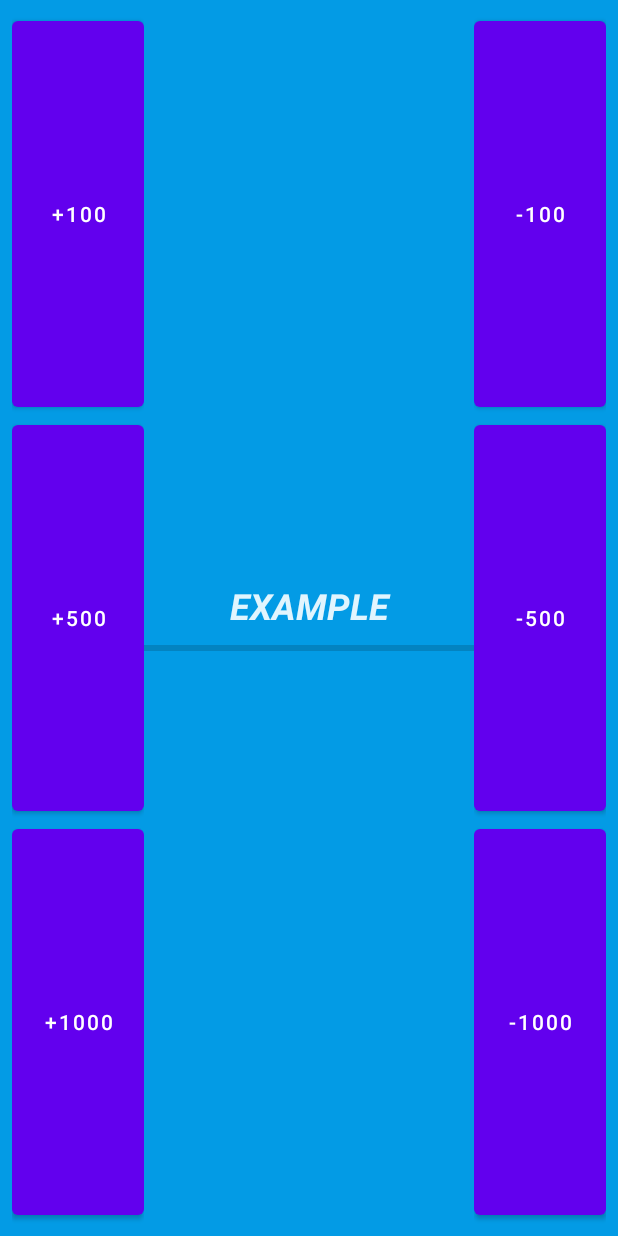
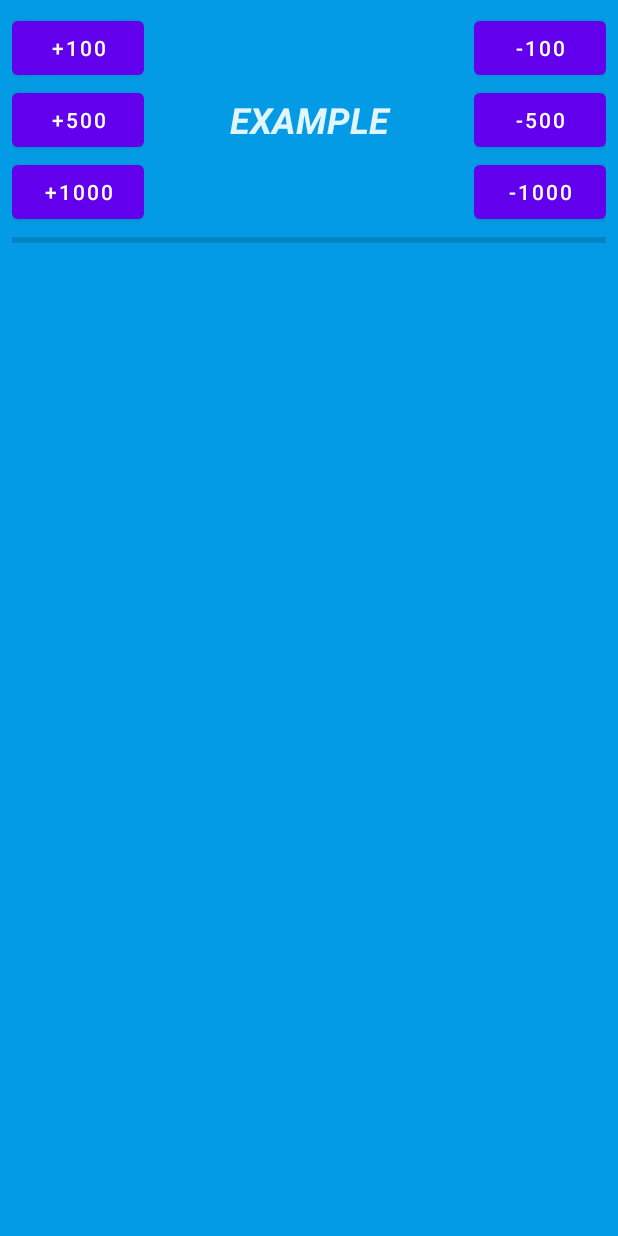
Before and after one commit to DRay6/LifeCounter, an Android app: the layout life_counter_widget.xml on its own in the app's theme, with its tools: preview values and no code run, on a phone screen of 412 x 824 dp. Run offline under Robolectric (Android 15) with nearby library versions, the phone set to English and light mode, and no system bars.

```diff
--- a/app/src/main/java/ch/helsana/lifecounter/LifeCounterWidgetConfigureActivity.java
+++ b/app/src/main/java/ch/helsana/lifecounter/LifeCounterWidgetConfigureActivity.java
@@ -14,6 +14,8 @@ import ch.helsana.lifecounter.databinding.LifeCounterWidgetConfigureBinding;
 /**
  * The configuration screen for the {@link LifeCounterWidget LifeCounterWidget} AppWidget.
  */
+
+//Provider
 public class LifeCounterWidgetConfigureActivity extends Activity {
 
     private static final String PREFS_NAME = "ch.helsana.lifecounter.LifeCounterWidget";
--- a/app/src/main/java/ch/helsana/lifecounter/SendNotification.java
+++ b/app/src/main/java/ch/helsana/lifecounter/SendNotification.java
@@ -30,7 +30,7 @@ public class SendNotification extends Service {
 
 
 
-    @Override
+/*    @Override
     protected void onCreate() {
         super.onCreate();
         setContentView(R.layout.activity_main);
@@ -51,5 +51,5 @@ public class SendNotification extends Service {
                 .setContentText("It's snowing!")
                 .setPriority(NotificationCompat.PRIORITY_DEFAULT);
         notificationManager.notify(0, builder.build());
-    }
+    }*/
 }
--- a/app/src/main/res/layout/life_counter_widget.xml
+++ b/app/src/main/res/layout/life_counter_widget.xml
@@ -9,6 +9,11 @@
     <LinearLayout
         android:layout_width="match_parent"
         android:layout_height="match_parent"
+        android:orientation="vertical">
+
+        <LinearLayout
+            android:layout_width="match_parent"
+            android:layout_height="wrap_content"
             android:orientation="horizontal">
 
 
@@ -37,6 +42,7 @@
                     android:layout_height="wrap_content"
                     android:layout_weight="1"
                     android:text="@string/btPlus_Text_3" />
+
             </LinearLayout>
 
             <LinearLayout
@@ -59,11 +65,6 @@
                     android:textSize="24sp"
                     android:textStyle="bold|italic" />
 
-            <ProgressBar
-                android:id="@+id/progressBar"
-                style="?android:attr/progressBarStyleHorizontal"
-                android:layout_width="match_parent"
-                android:layout_height="wrap_content" />
             </LinearLayout>
 
             <LinearLayout
@@ -95,4 +96,11 @@
 
         </LinearLayout>
 
+        <ProgressBar
+            android:id="@+id/progressBar"
+            style="?android:attr/progressBarStyleHorizontal"
+            android:layout_width="match_parent"
+            android:layout_height="wrap_content" />
+    </LinearLayout>
+
 </RelativeLayout>
```
Also changed, not shown: app/src/main/java/ch/helsana/lifecounter/LifeCounterWidget.java (+70 -3 lines). Lines whose indentation alone changed are shown as unchanged.
